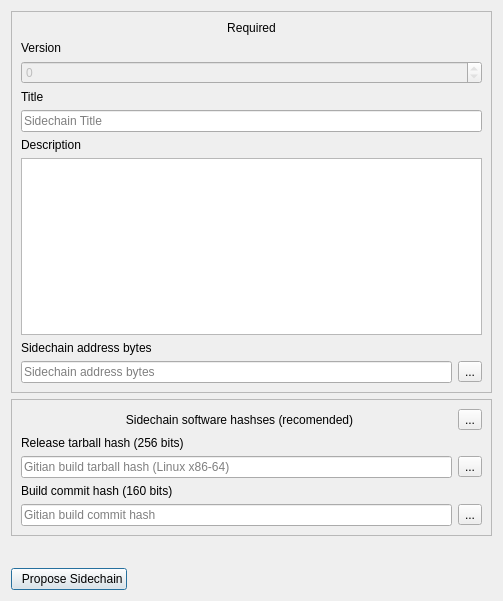
First picture: the form in src/qt/forms/sidechainproposaldialog.ui, repository torkelrogstad/mainchain, before the edit.
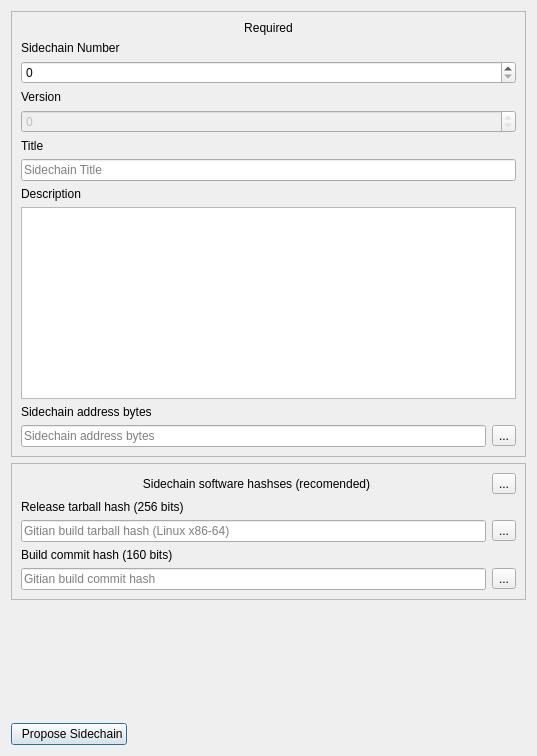
Second picture: the form after the edit. Icons and pictures are not drawn.

Commit message: Sidechain activation rules upgrade

The edit to the form file:
```diff
--- a/src/qt/forms/sidechainproposaldialog.ui
+++ b/src/qt/forms/sidechainproposaldialog.ui
@@ -6,8 +6,8 @@
    <rect>
     <x>0</x>
     <y>0</y>
-    <width>503</width>
-    <height>601</height>
+    <width>537</width>
+    <height>756</height>
    </rect>
   </property>
   <property name="windowTitle">
@@ -33,6 +33,20 @@
         </property>
        </widget>
       </item>
+      <item>
+       <widget class="QLabel" name="label">
+        <property name="text">
+         <string>Sidechain Number</string>
+        </property>
+       </widget>
+      </item>
+      <item>
+       <widget class="QSpinBox" name="spinBoxNSidechain">
+        <property name="maximum">
+         <number>255</number>
+        </property>
+       </widget>
+      </item>
       <item>
        <widget class="QLabel" name="label_13">
         <property name="text">
```
The commit also changes 13 other files.
